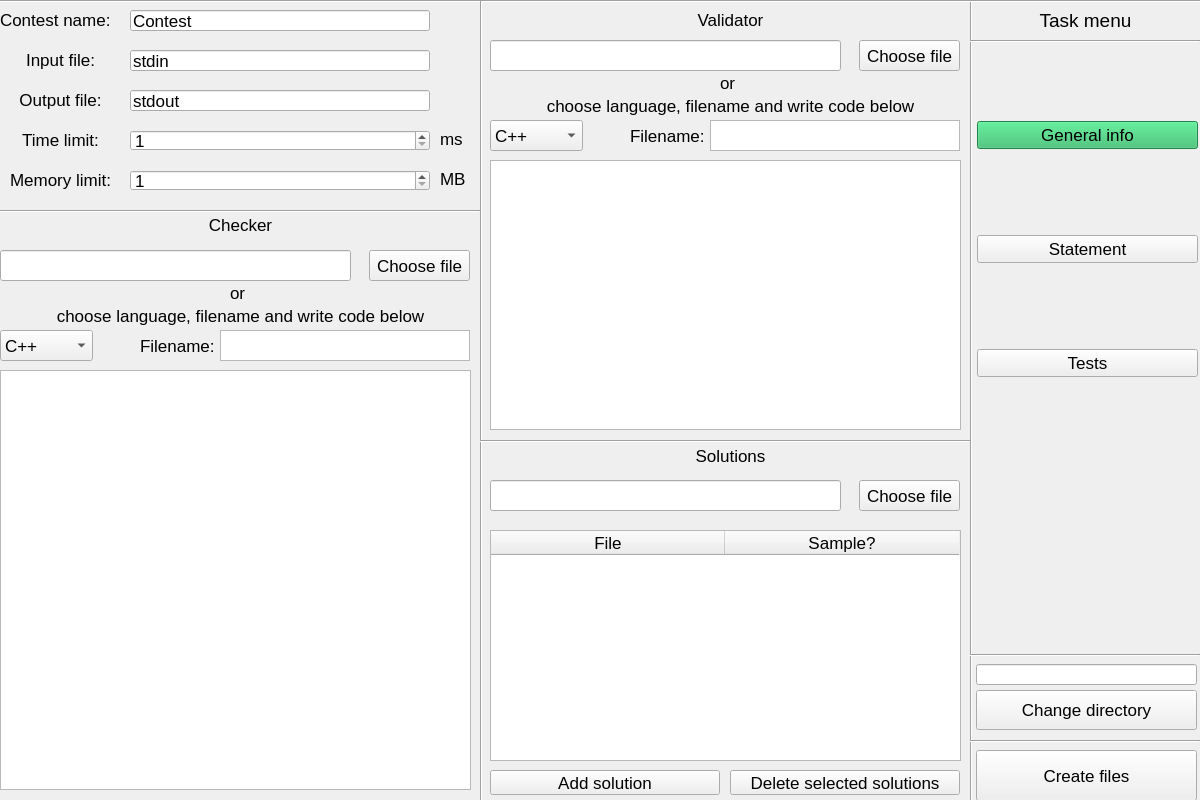
First picture: the form in mainwindow.ui, repository Dzmitry-Leushukou/UI-for-solve.by, before the edit.
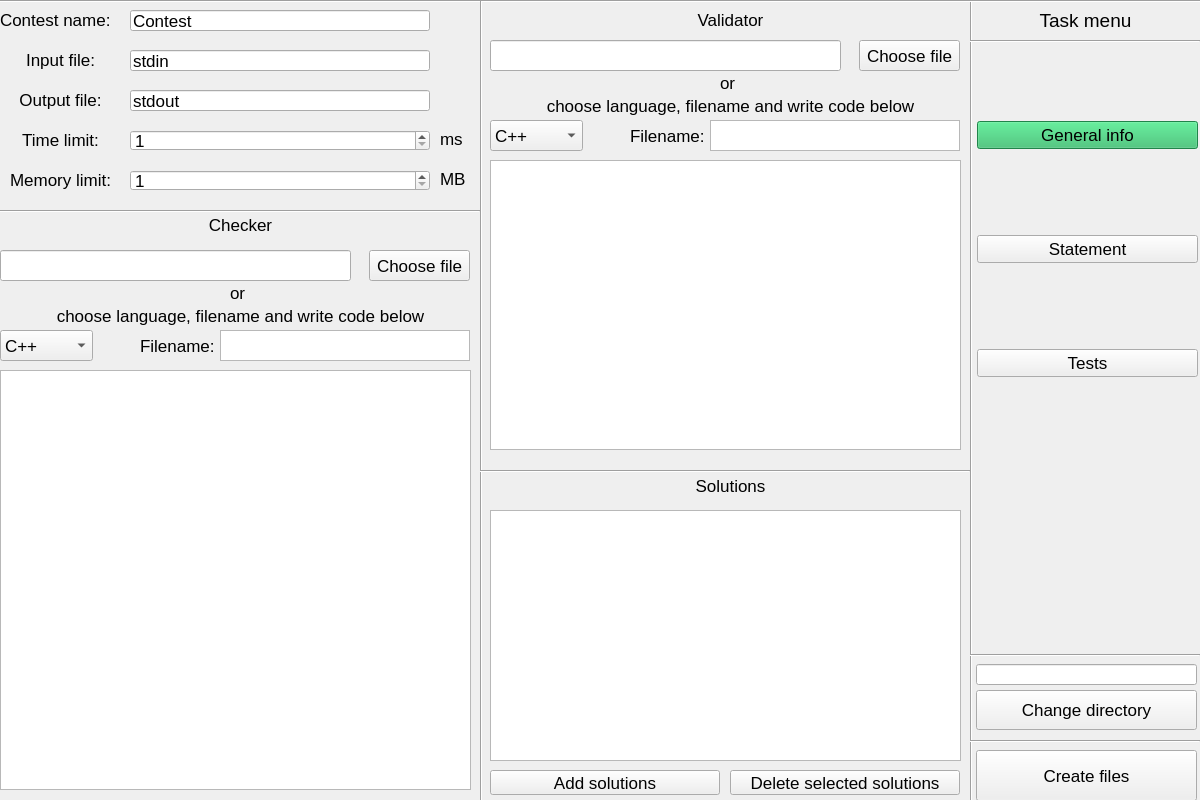
Second picture: the form after the edit. Icons and pictures are not drawn.

Patch:
```diff
--- a/mainwindow.ui
+++ b/mainwindow.ui
@@ -621,7 +621,7 @@
       <x>490</x>
       <y>160</y>
       <width>471</width>
-      <height>270</height>
+      <height>290</height>
      </rect>
     </property>
     <property name="plainText">
@@ -671,37 +671,11 @@
      </property>
     </item>
    </widget>
-   <widget class="QPushButton" name="SolutionFileButton">
-    <property name="geometry">
-     <rect>
-      <x>859</x>
-      <y>480</y>
-      <width>101</width>
-      <height>31</height>
-     </rect>
-    </property>
-    <property name="text">
-     <string>Choose file</string>
-    </property>
-   </widget>
-   <widget class="QLineEdit" name="SolutionPath">
-    <property name="geometry">
-     <rect>
-      <x>490</x>
-      <y>480</y>
-      <width>351</width>
-      <height>31</height>
-     </rect>
-    </property>
-    <property name="readOnly">
-     <bool>false</bool>
-    </property>
-   </widget>
    <widget class="QLabel" name="label_19">
     <property name="geometry">
      <rect>
       <x>490</x>
-      <y>440</y>
+      <y>470</y>
       <width>481</width>
       <height>31</height>
      </rect>
@@ -717,7 +691,7 @@
     <property name="geometry">
      <rect>
       <x>480</x>
-      <y>440</y>
+      <y>470</y>
       <width>490</width>
       <height>3</height>
      </rect>
@@ -730,13 +704,18 @@
     <property name="geometry">
      <rect>
       <x>490</x>
-      <y>530</y>
+      <y>510</y>
       <width>471</width>
-      <height>231</height>
+      <height>251</height>
      </rect>
     </property>
+    <property name="font">
+     <font>
+      <pointsize>8</pointsize>
+     </font>
+    </property>
     <attribute name="horizontalHeaderVisible">
-     <bool>true</bool>
+     <bool>false</bool>
     </attribute>
     <attribute name="horizontalHeaderCascadingSectionResizes">
      <bool>true</bool>
@@ -752,11 +731,6 @@
       <string>File</string>
      </property>
     </column>
-    <column>
-     <property name="text">
-      <string>Sample?</string>
-     </property>
-    </column>
    </widget>
    <widget class="QPushButton" name="AddSolutionButton">
     <property name="geometry">
@@ -768,7 +742,7 @@
      </rect>
     </property>
     <property name="text">
-     <string>Add solution</string>
+     <string>Add solutions</string>
     </property>
    </widget>
    <widget class="QPushButton" name="DeleteSolutionButton">
```
